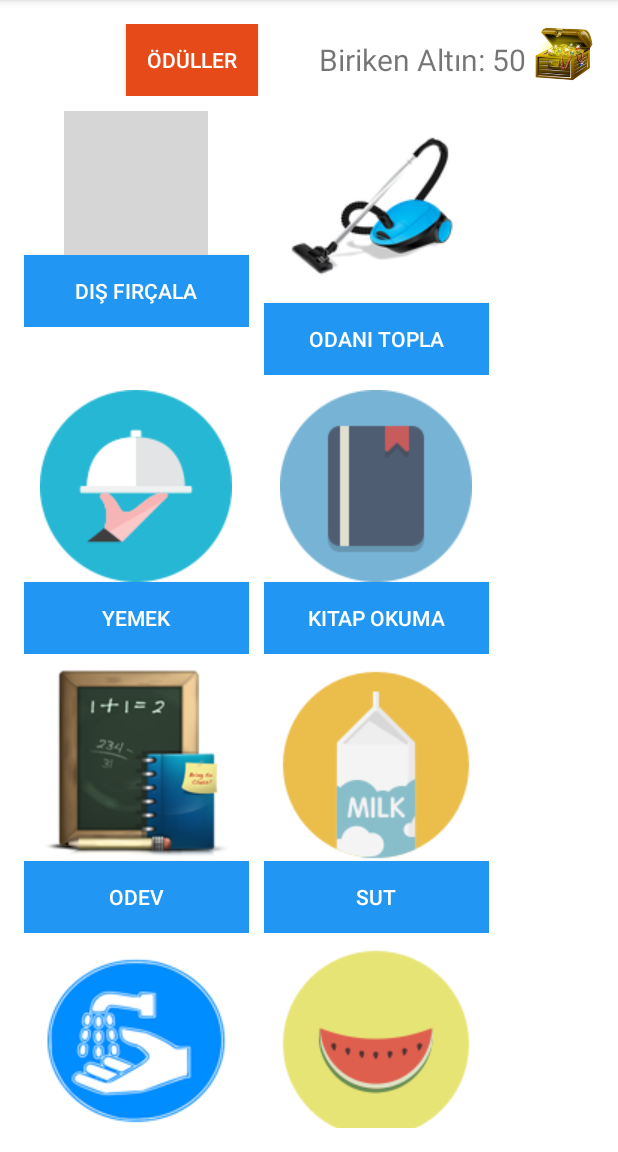
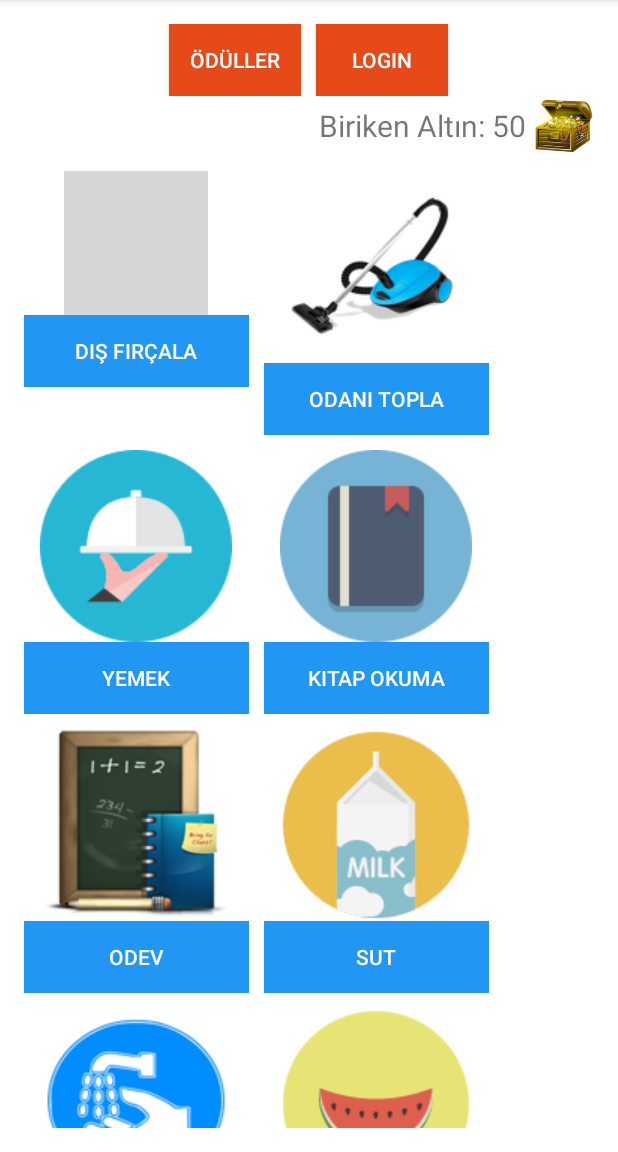
Before and after one commit to okanaydin/to-win-list, an Android app: the screen it shows after launch (MainActivity), on a phone screen of 412 x 824 dp, the part 84-1236 px from its top. Run offline under Robolectric (Android 15) with nearby library versions, the phone set to English and light mode, and no system bars; grey boxes are pictures that could not be loaded.

Commit message:
Login activity ve Confirmation activity eklendi

```diff
--- a/app/src/main/AndroidManifest.xml
+++ b/app/src/main/AndroidManifest.xml
@@ -19,7 +19,9 @@
             </intent-filter>
         </activity>
         <activity android:name=".ReportActivity" />
-        <activity android:name=".Prize"></activity>
+        <activity android:name=".Prize" />
+        <activity android:name=".Login" />
+        <activity android:name=".Confirmation"></activity>
     </application>
 
 </manifest>
--- a/app/src/main/java/xyz/oguzcelik/towinlist/MainActivity.java
+++ b/app/src/main/java/xyz/oguzcelik/towinlist/MainActivity.java
@@ -10,7 +10,7 @@ import android.widget.ImageButton;
 
 public class MainActivity extends AppCompatActivity {
     Button disButton,ellerButton,kitapButton,meyveButton,odaButton,odevButton,sutButton,yemekButton;
-    Button odul;
+    Button odul,login;
     ImageButton disImage,ellerImage,kitapImage,meyveImage,odaImage,odevImage,sutImage,yemekImage;
 
 
@@ -29,6 +29,7 @@ public class MainActivity extends AppCompatActivity {
         yemekButton=(Button)findViewById(R.id.yemekButton);
 
         odul=(Button)findViewById(R.id.odul);
+        login=(Button)findViewById(R.id.login);
 
         disImage=(ImageButton) findViewById(R.id.disImage);
         ellerImage=(ImageButton) findViewById(R.id.elImage);
@@ -44,6 +45,14 @@ public class MainActivity extends AppCompatActivity {
             public void onClick(View v) {
                 Intent i=new Intent(getApplicationContext(),Prize.class);
                 startActivity(i);
+            }
+        });
+
+        login.setOnClickListener(new View.OnClickListener() {
+            @Override
+            public void onClick(View v) {
+                Intent giris=new Intent(getApplicationContext(),Login.class);
+                startActivity(giris);
             }
         });
 
--- a/app/src/main/java/xyz/oguzcelik/towinlist/ReportActivity.java
+++ b/app/src/main/java/xyz/oguzcelik/towinlist/ReportActivity.java
@@ -75,7 +75,6 @@ public class ReportActivity extends AppCompatActivity {
                     ObjectOutputStream oos = new ObjectOutputStream(fos);
                     oos.writeObject(report);
                     Toast.makeText(getApplicationContext(),"Başarıyla gönderildi.",Toast.LENGTH_SHORT).show();
-                    int permissionCheck = ContextCompat.checkSelfPermission(getApplicationContext(), Manifest.permission.WRITE_EXTERNAL_STORAGE);
                     Intent i = new Intent(getApplicationContext(),MainActivity.class);
                     startActivity(i);
                 } catch (FileNotFoundException e) {
--- a/app/src/main/res/layout/activity_main.xml
+++ b/app/src/main/res/layout/activity_main.xml
@@ -20,6 +20,30 @@
         android:layout_height="match_parent"
         android:orientation="vertical">
 
+        <LinearLayout
+            android:layout_width="match_parent"
+            android:layout_height="wrap_content"
+            android:gravity="center_horizontal"
+            android:orientation="horizontal">
+
+            <Button
+                android:layout_width="wrap_content"
+                android:layout_height="wrap_content"
+                android:text="ödüller"
+                android:id="@+id/odul"
+                android:background="@color/orange"
+                android:textColor="@color/white"
+                android:layout_marginRight="10dp"/>
+            <Button
+                android:layout_width="wrap_content"
+                android:layout_height="wrap_content"
+                android:text="LOGIN"
+                android:id="@+id/login"
+                android:background="@color/orange"
+                android:textColor="@color/white"/>
+
+        </LinearLayout>
+
 
         <LinearLayout
             android:layout_width="match_parent"
@@ -27,14 +51,7 @@
             android:layout_marginBottom="10dp"
             android:gravity="right"
             android:orientation="horizontal">
-            <Button
-                android:layout_width="wrap_content"
-                android:layout_height="wrap_content"
-                android:text="ödüller"
-                android:id="@+id/odul"
-                android:background="@color/orange"
-                android:textColor="@color/white"
-                android:layout_marginRight="40dp"/>
+
 
             <TextView
                 android:layout_width="wrap_content"
```
Also changed, not shown: app/src/main/java/xyz/oguzcelik/towinlist/Confirmation.java (added, +13 -0 lines), app/src/main/java/xyz/oguzcelik/towinlist/Login.java (added, +27 -0 lines), app/src/main/res/layout/activity_confirmation.xml (added, +17 -0 lines), app/src/main/res/layout/activity_login.xml (added, +32 -0 lines).
